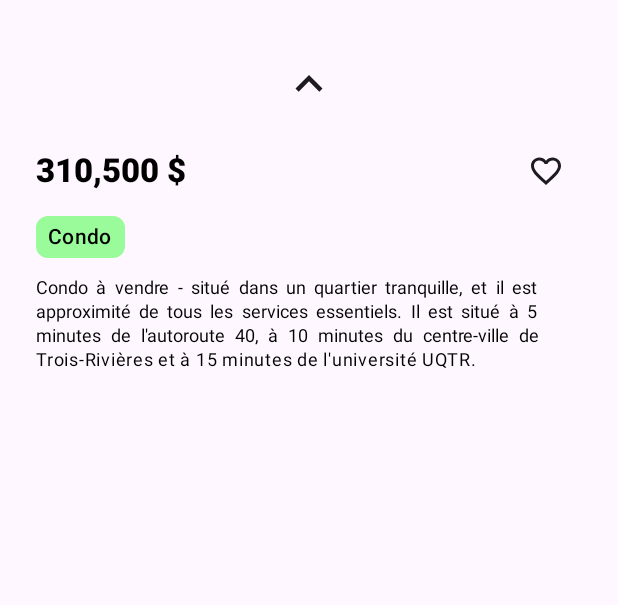
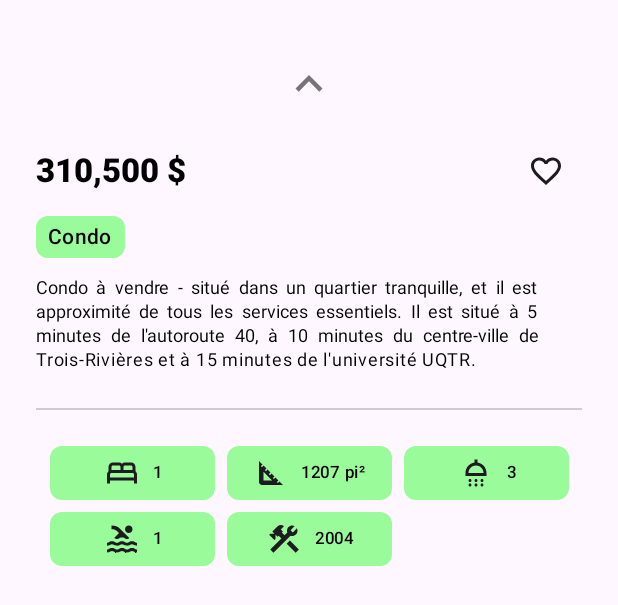
Before and after one commit to josue-lubaki/HomeFinder, an Android app built with Jetpack Compose: the @Preview function BottomSheetContentPreview, on a phone screen of 412 x 824 dp. Shown: the top 605 px of the screen. Run offline under Robolectric (Android 15) with nearby library versions, the phone set to English and light mode, and no system bars; our stand-ins replace Room's generated code; Roboto replaces fonts that are not available here.

Commit message:
Added HouseItem to BottomSheetScaffold

```diff
--- a/app/src/main/java/ca/josue/homefinder/presentation/components/BottomSheetContent.kt
+++ b/app/src/main/java/ca/josue/homefinder/presentation/components/BottomSheetContent.kt
@@ -6,6 +6,8 @@ import androidx.compose.animation.core.spring
 import androidx.compose.foundation.background
 import androidx.compose.foundation.layout.Arrangement
 import androidx.compose.foundation.layout.Column
+import androidx.compose.foundation.layout.ExperimentalLayoutApi
+import androidx.compose.foundation.layout.FlowRow
 import androidx.compose.foundation.layout.Row
 import androidx.compose.foundation.layout.fillMaxSize
 import androidx.compose.foundation.layout.fillMaxWidth
@@ -14,12 +16,18 @@ import androidx.compose.foundation.layout.padding
 import androidx.compose.foundation.layout.size
 import androidx.compose.material.BottomSheetScaffoldState
 import androidx.compose.material.BottomSheetValue
+import androidx.compose.material.Divider
 import androidx.compose.material.ExperimentalMaterialApi
 import androidx.compose.material.icons.Icons
 import androidx.compose.material.icons.filled.Favorite
 import androidx.compose.material.icons.filled.FavoriteBorder
 import androidx.compose.material.icons.filled.KeyboardArrowDown
 import androidx.compose.material.icons.filled.KeyboardArrowUp
+import androidx.compose.material.icons.outlined.Bed
+import androidx.compose.material.icons.outlined.Construction
+import androidx.compose.material.icons.outlined.Pool
+import androidx.compose.material.icons.outlined.Shower
+import androidx.compose.material.icons.outlined.SquareFoot
 import androidx.compose.material.rememberBottomSheetScaffoldState
 import androidx.compose.material.rememberBottomSheetState
 import androidx.compose.material3.Icon
@@ -51,7 +59,7 @@ import kotlinx.coroutines.launch
  * version : 1.0.0
  */
 
-@OptIn(ExperimentalMaterialApi::class)
+@OptIn(ExperimentalMaterialApi::class, ExperimentalLayoutApi::class)
 @Composable
 fun BottomSheetContent(
     scaffoldState: BottomSheetScaffoldState,
@@ -80,7 +88,7 @@ fun BottomSheetContent(
                         if(scaffoldState.bottomSheetState.isCollapsed) Icons.Filled.KeyboardArrowUp
                         else Icons.Filled.KeyboardArrowDown,
                     contentDescription = null,
-                    tint = MaterialTheme.colorScheme.onBackground,
+                    tint = MaterialTheme.colorScheme.onBackground.copy(alpha = 0.6f),
                 )
             }
         }
@@ -119,8 +127,81 @@ fun BottomSheetContent(
                 textAlign = TextAlign.Justify,
             )
         }
+
+        Divider(
+            modifier = Modifier
+                .padding(
+                    horizontal = MaterialTheme.dimensions.small,
+                    vertical = MaterialTheme.dimensions.semiLarge
+                )
+                .fillMaxWidth()
+                .height(1.dp),
+            color = MaterialTheme.colorScheme.onBackground.copy(alpha = 0.2f),
+        )
+
+        Column(){
+            FlowRow(
+                horizontalArrangement = Arrangement.spacedBy(MaterialTheme.dimensions.small),
+                verticalArrangement = Arrangement.spacedBy(MaterialTheme.dimensions.small),
+                maxItemsInEachRow = 3,
+            ) {
+
+                // Bedrooms
+                HouseItem(trailingIcon = Icons.Outlined.Bed) {
+                    Text(
+                        text = selectedHouse.bedrooms.toString(),
+                        style = MaterialTheme.typography.labelSmall,
+                        fontWeight = FontWeight.SemiBold,
+                        textAlign = TextAlign.Center
+                    )
+                }
+
+                // Area
+                HouseItem(trailingIcon = Icons.Outlined.SquareFoot
+                ) {
+                    Text(
+                        text = "${selectedHouse.area} pi²",
+                        style = MaterialTheme.typography.labelSmall,
+                        fontWeight = FontWeight.SemiBold,
+                        textAlign = TextAlign.Start
+                    )
+                }
+
+                // Bathrooms
+                HouseItem(trailingIcon = Icons.Outlined.Shower) {
+                    Text(
+                        text = selectedHouse.bathrooms.toString(),
+                        style = MaterialTheme.typography.labelSmall,
+                        fontWeight = FontWeight.SemiBold,
+                        textAlign = TextAlign.Center
+                    )
+                }
+
+                // pool
+                if(selectedHouse.pool) {
+                    HouseItem(trailingIcon = Icons.Outlined.Pool) {
+                        Text(
+                            text = "1",
+                            style = MaterialTheme.typography.labelSmall,
+                            fontWeight = FontWeight.SemiBold,
+                            textAlign = TextAlign.Center
+                        )
+                    }
+                }
+
+                // yearBuilt
+                HouseItem(trailingIcon = Icons.Outlined.Construction) {
+                    Text(
+                        text = selectedHouse.yearBuilt.toString(),
+                        style = MaterialTheme.typography.labelSmall,
+                        fontWeight = FontWeight.SemiBold,
+                        textAlign = TextAlign.Center
+                    )
+                }
+
+            }
+        }
     }
-
 }
 
 @OptIn(ExperimentalMaterialApi::class)
--- /dev/null
+++ b/app/src/main/java/ca/josue/homefinder/presentation/components/HouseItem.kt
@@ -0,0 +1,98 @@
+package ca.josue.homefinder.presentation.components
+
+
+import androidx.compose.foundation.background
+import androidx.compose.foundation.layout.Arrangement
+import androidx.compose.foundation.layout.Column
+import androidx.compose.foundation.layout.Row
+import androidx.compose.foundation.layout.fillMaxWidth
+import androidx.compose.foundation.layout.padding
+import androidx.compose.foundation.layout.requiredSizeIn
+import androidx.compose.foundation.layout.size
+import androidx.compose.foundation.shape.RoundedCornerShape
+import androidx.compose.material.Text
+import androidx.compose.material.icons.Icons
+import androidx.compose.material.icons.outlined.SquareFoot
+import androidx.compose.material3.Icon
+import androidx.compose.material3.MaterialTheme
+import androidx.compose.runtime.Composable
+import androidx.compose.ui.Alignment
+import androidx.compose.ui.Modifier
+import androidx.compose.ui.graphics.Color
+import androidx.compose.ui.graphics.vector.ImageVector
+import androidx.compose.ui.text.font.FontWeight
+import androidx.compose.ui.text.style.TextAlign
+import androidx.compose.ui.tooling.preview.Preview
+import androidx.compose.ui.unit.dp
+import ca.josue.homefinder.ui.theme.HomeFinderTheme
+import ca.josue.homefinder.ui.theme.dimensions
+
+/**
+ * created by Josue Lubaki
+ * date : 2023-04-24
+ * version : 1.0.0
+ */
+
+@Composable
+fun HouseItem(
+    trailingIcon : ImageVector,
+    content : @Composable () -> Unit,
+) {
+
+    Column(
+        modifier = Modifier
+            .background(
+                color = Color.Green.copy(alpha = 0.4f),
+                shape = RoundedCornerShape(MaterialTheme.dimensions.small)
+            )
+            .requiredSizeIn(
+                minWidth = MaterialTheme.dimensions.xxLarge,
+                minHeight = MaterialTheme.dimensions.semiExtraLarge,
+                maxWidth = MaterialTheme.dimensions.xxxLarge,
+                maxHeight = MaterialTheme.dimensions.semiExtraLarge
+            )
+            .padding(horizontal = MaterialTheme.dimensions.semiMedium),
+//        contentAlignment = Alignment.Center,
+        horizontalAlignment = Alignment.CenterHorizontally,
+        verticalArrangement = Arrangement.Center,
+    ){
+
+        Row(
+            modifier = Modifier
+                .fillMaxWidth(),
+            horizontalArrangement = Arrangement.Center,
+            verticalAlignment = Alignment.CenterVertically,
+        ){
+            Icon(
+                modifier = Modifier
+                    .padding(end = MaterialTheme.dimensions.small)
+                    .size(24.dp)
+                ,
+                imageVector = trailingIcon,
+                contentDescription = null,
+                tint = MaterialTheme.colorScheme.onSurface,
+            )
+
+            content()
+        }
+
+    }
+}
+
+@Preview(showBackground = true)
+@Composable
+private fun HouseItemPreview() {
+    HomeFinderTheme {
+        HouseItem(
+            trailingIcon = Icons.Outlined.SquareFoot,
+            content = {
+                Text(
+                    text = "1",
+                    style = MaterialTheme.typography.bodySmall,
+                    fontWeight = FontWeight.SemiBold,
+                    textAlign = TextAlign.Center
+                )
+            }
+        )
+    }
+}
--- a/app/src/main/java/ca/josue/homefinder/ui/theme/Dimens.kt
+++ b/app/src/main/java/ca/josue/homefinder/ui/theme/Dimens.kt
@@ -30,6 +30,7 @@ data class Dimensions(
     val xLarge: Dp = 64.dp,
     val semiXXLarge : Dp = 80.dp,
     val xxLarge : Dp = 96.dp,
+    val xxxLarge : Dp = 110.dp,
 
     val paddingDefault : Dp = 0.dp,
     val paddingTiny : Dp = 4.dp,
```
